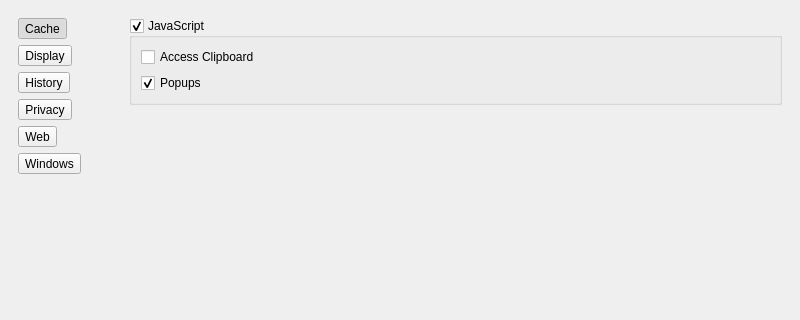
textbrowser/dooble, file 2.x/UI/dooble_settings.ui: the form before one commit; both pictures show x 0 to 800 and y 0 to 320 of the 800 by 700 pixel window.
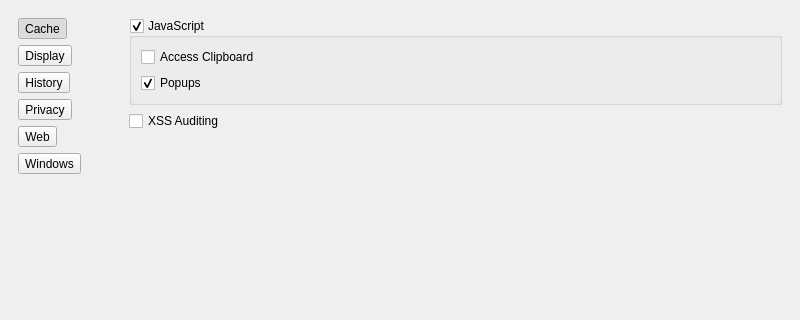
The form after the commit. The open tabs and pages were chosen to show the change. Icons and pictures are not drawn.

Commit message: XSS auditing.

Patch:
```diff
--- a/2.x/UI/dooble_settings.ui
+++ b/2.x/UI/dooble_settings.ui
@@ -853,6 +853,13 @@
             </layout>
            </widget>
           </item>
+          <item>
+           <widget class="QCheckBox" name="xss_auditing">
+            <property name="text">
+             <string>XSS Auditing</string>
+            </property>
+           </widget>
+          </item>
           <item>
            <spacer name="verticalSpacer_6">
             <property name="orientation">
```
Left out of the diff: 7 changed lines with no effect on the pictures. The commit also changes 2 other files.
